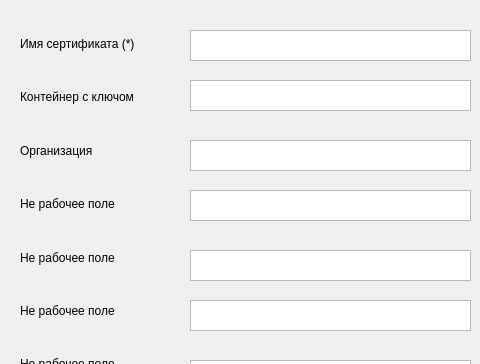
Qt form ui/ca_cert_params.ui (fullincome/ca-lite) before a commit; both pictures show x 0 to 480 and y 0 to 364 of the 819 by 607 pixel window.
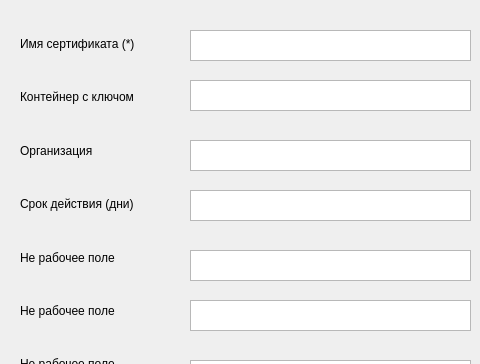
The same form after that commit.

What changed in the file:
```diff
--- a/ui/ca_cert_params.ui
+++ b/ui/ca_cert_params.ui
@@ -73,7 +73,7 @@
     <item>
      <widget class="QLabel" name="label_5">
       <property name="text">
-       <string>Не рабочее поле</string>
+       <string>Срок действия (дни)</string>
       </property>
      </widget>
     </item>
```
Left out of the diff: 2 changed lines with no effect on the pictures.
